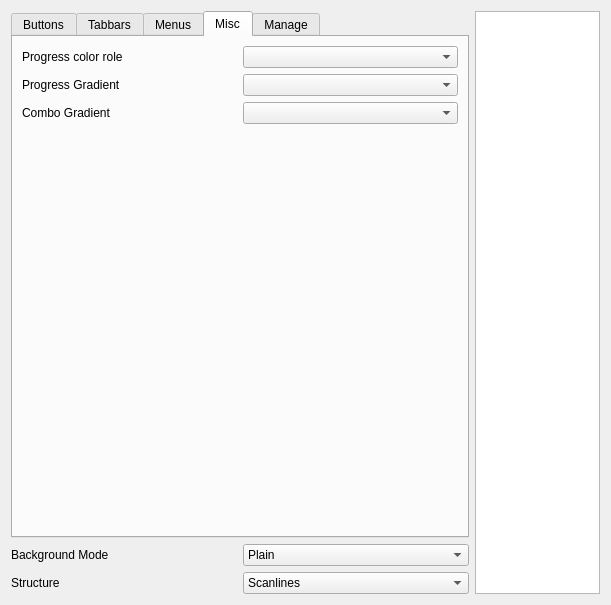
Before: the Qt Designer form config/config.ui in deiv/bespin-pkg, drawn with Qt 5.
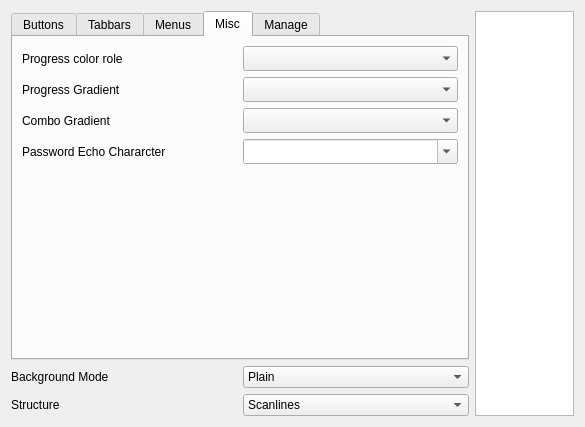
After: the same form once the commit is applied. The open tabs and pages were chosen to show the change.

Commit message: more refacturing, new structure, configurable button roles, configurable password echo

The edit to the form file:
```diff
--- a/config/config.ui
+++ b/config/config.ui
@@ -5,8 +5,8 @@
    <rect>
     <x>0</x>
     <y>0</y>
-    <width>611</width>
-    <height>605</height>
+    <width>585</width>
+    <height>427</height>
    </rect>
   </property>
   <property name="windowTitle" >
@@ -356,51 +356,101 @@
       <attribute name="title" >
        <string>Misc</string>
       </attribute>
-      <layout class="QGridLayout" >
-       <item row="0" column="0" >
-        <widget class="QLabel" name="label_3" >
-         <property name="text" >
-          <string>Progress color role</string>
-         </property>
-        </widget>
-       </item>
-       <item row="0" column="1" >
-        <widget class="QComboBox" name="crProgressBar" />
-       </item>
-       <item row="1" column="0" >
-        <widget class="QLabel" name="label_13" >
-         <property name="text" >
-          <string>Progress Gradient</string>
-         </property>
-        </widget>
-       </item>
-       <item row="1" column="1" >
-        <widget class="QComboBox" name="gradProgress" />
-       </item>
-       <item row="2" column="0" >
-        <widget class="QLabel" name="label_12" >
-         <property name="text" >
-          <string>Combo Gradient</string>
-         </property>
-        </widget>
-       </item>
-       <item row="2" column="1" >
-        <widget class="QComboBox" name="gradChoose" />
-       </item>
-       <item row="3" column="0" >
-        <spacer>
-         <property name="orientation" >
-          <enum>Qt::Vertical</enum>
-         </property>
-         <property name="sizeHint" >
-          <size>
-           <width>151</width>
-           <height>81</height>
-          </size>
-         </property>
-        </spacer>
-       </item>
-      </layout>
+      <widget class="QLabel" name="label_3" >
+       <property name="geometry" >
+        <rect>
+         <x>9</x>
+         <y>9</y>
+         <width>215</width>
+         <height>25</height>
+        </rect>
+       </property>
+       <property name="text" >
+        <string>Progress color role</string>
+       </property>
+      </widget>
+      <widget class="QComboBox" name="crProgressBar" >
+       <property name="geometry" >
+        <rect>
+         <x>230</x>
+         <y>9</y>
+         <width>215</width>
+         <height>25</height>
+        </rect>
+       </property>
+      </widget>
+      <widget class="QLabel" name="label_13" >
+       <property name="geometry" >
+        <rect>
+         <x>9</x>
+         <y>40</y>
+         <width>215</width>
+         <height>25</height>
+        </rect>
+       </property>
+       <property name="text" >
+        <string>Progress Gradient</string>
+       </property>
+      </widget>
+      <widget class="QComboBox" name="gradProgress" >
+       <property name="geometry" >
+        <rect>
+         <x>230</x>
+         <y>40</y>
+         <width>215</width>
+         <height>25</height>
+        </rect>
+       </property>
+      </widget>
+      <widget class="QLabel" name="label_12" >
+       <property name="geometry" >
+        <rect>
+         <x>9</x>
+         <y>71</y>
+         <width>215</width>
+         <height>25</height>
+        </rect>
+       </property>
+       <property name="text" >
+        <string>Combo Gradient</string>
+       </property>
+      </widget>
+      <widget class="QComboBox" name="gradChoose" >
+       <property name="geometry" >
+        <rect>
+         <x>230</x>
+         <y>71</y>
+         <width>215</width>
+         <height>25</height>
+        </rect>
+       </property>
+      </widget>
+      <widget class="QLabel" name="label_17" >
+       <property name="geometry" >
+        <rect>
+         <x>9</x>
+         <y>102</y>
+         <width>215</width>
+         <height>25</height>
+        </rect>
+       </property>
+       <property name="text" >
+        <string>Password Echo Chararcter</string>
+       </property>
+      </widget>
+      <widget class="QComboBox" name="pwEchoChar" >
+       <property name="geometry" >
+        <rect>
+         <x>230</x>
+         <y>102</y>
+         <width>215</width>
+         <height>25</height>
+        </rect>
+       </property>
+       <property name="editable" >
+        <bool>true</bool>
+       </property>
+      </widget>
      </widget>
      <widget class="QWidget" name="Seite_3" >
       <attribute name="title" >
```
Left out of the diff: 61 changed lines with no effect on the pictures. The commit also changes 14 other files.
